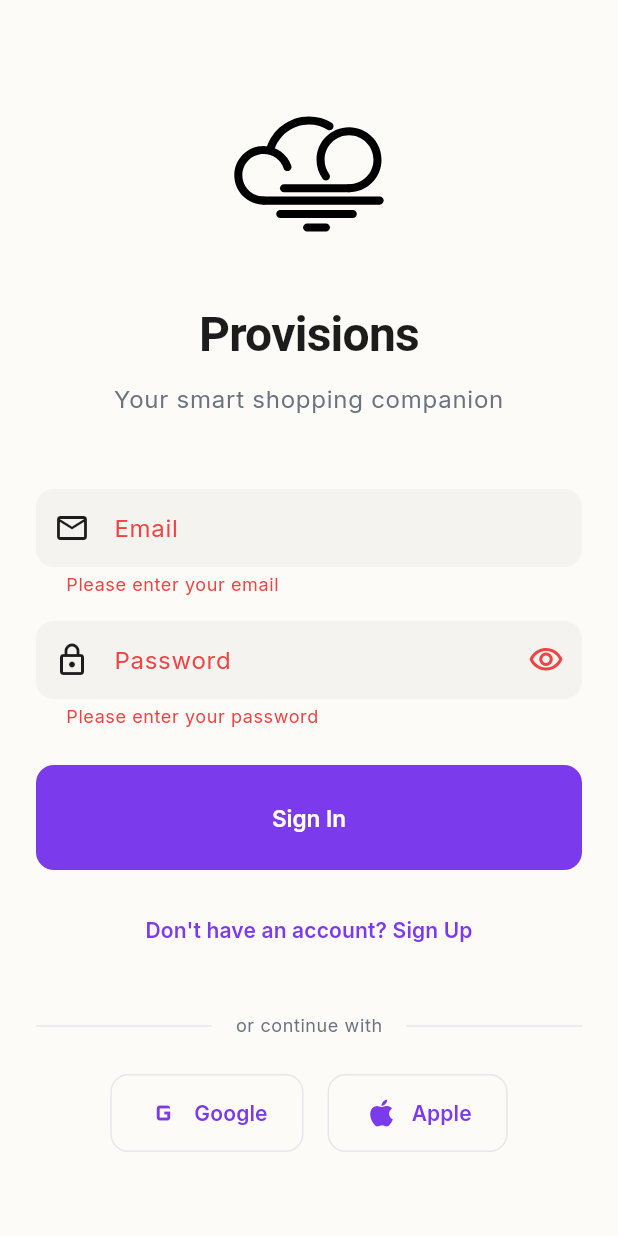
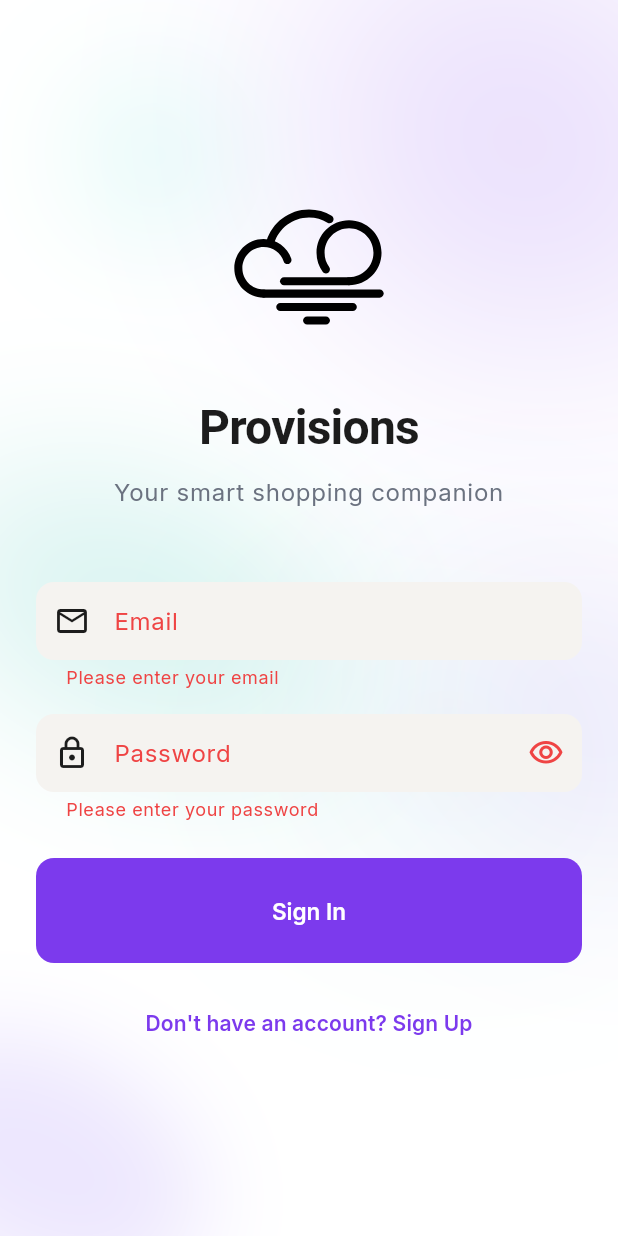
Before and after one commit to iamtrevormurphy/listtbd, a Flutter app: the screen it shows after launch, after a tap on "Sign In", on a phone screen of 412 x 824 dp. Run offline on Flutter 3.47's test engine with Material 3 defaults, Android fonts, the phone set to English and light mode, and no system bars; our stand-ins replace flutter_riverpod, flutter_slidable, flutter_svg, google_fonts, hive_flutter, supabase_flutter; missing offline and left inert: dart:js_interop; accounts and stored records are empty; Roboto replaces fonts that are missing (Young Serif).

Commit message:
Add flowing animated background and remove social login
- Add AnimatedBackground widget with pulsing color blobs
- Purple and teal brand colors flow between solid and diffuse states
- Apply animated background to login and home screens
- Remove Google/Apple sign-in buttons (not yet implemented)

Co-Authored-By: Claude Opus 4.5 <noreply@anthropic.com>

```diff
--- a/lib/presentation/screens/auth/login_screen.dart
+++ b/lib/presentation/screens/auth/login_screen.dart
@@ -4,6 +4,7 @@ import 'package:flutter_svg/flutter_svg.dart';
 
 import '../../../core/config/theme_config.dart';
 import '../../providers/auth_provider.dart';
+import '../../widgets/animated_background.dart';
 
 class LoginScreen extends ConsumerStatefulWidget {
   const LoginScreen({super.key});
@@ -60,8 +61,8 @@ class _LoginScreenState extends ConsumerState<LoginScreen> {
     final isLoading = authState.isLoading;
 
     return Scaffold(
-      backgroundColor: ThemeConfig.background,
-      body: SafeArea(
+      body: AnimatedBackground(
+        child: SafeArea(
           child: Center(
             child: SingleChildScrollView(
               padding: const EdgeInsets.all(24),
@@ -185,51 +186,8 @@ class _LoginScreenState extends ConsumerState<LoginScreen> {
                           : "Don't have an account? Sign Up",
                     ),
                   ),
-
-                  const SizedBox(height: 32),
-
-                  // Divider
-                  Row(
-                    children: [
-                      const Expanded(child: Divider()),
-                      Padding(
-                        padding: const EdgeInsets.symmetric(horizontal: 16),
-                        child: Text(
-                          'or continue with',
-                          style: Theme.of(context).textTheme.bodySmall,
-                        ),
-                      ),
-                      const Expanded(child: Divider()),
                   ],
                 ),
-                  const SizedBox(height: 24),
-
-                  // Social login buttons
-                  Row(
-                    mainAxisAlignment: MainAxisAlignment.center,
-                    children: [
-                      OutlinedButton.icon(
-                        onPressed: isLoading
-                            ? null
-                            : () => ref
-                                .read(authNotifierProvider.notifier)
-                                .signInWithGoogle(),
-                        icon: const Icon(Icons.g_mobiledata, size: 24),
-                        label: const Text('Google'),
-                      ),
-                      const SizedBox(width: 16),
-                      OutlinedButton.icon(
-                        onPressed: isLoading
-                            ? null
-                            : () => ref
-                                .read(authNotifierProvider.notifier)
-                                .signInWithApple(),
-                        icon: const Icon(Icons.apple, size: 24),
-                        label: const Text('Apple'),
-                      ),
-                    ],
-                  ),
-                ],
               ),
             ),
           ),
--- a/lib/presentation/screens/home/home_screen.dart
+++ b/lib/presentation/screens/home/home_screen.dart
@@ -10,6 +10,7 @@ import '../../../services/ai_service.dart';
 import '../../providers/auth_provider.dart';
 import '../../providers/list_provider.dart';
 import '../../providers/suggestion_provider.dart';
+import '../../widgets/animated_background.dart';
 import '../../widgets/quick_add_bar.dart';
 import '../../widgets/suggestion_card.dart';
 import '../../widgets/swipeable_item.dart';
@@ -52,8 +53,9 @@ class _HomeContent extends ConsumerWidget {
     final sortMode = ref.watch(sortModeProvider);
     final listNotifier = ref.read(listNotifierProvider.notifier);
 
-    return Scaffold(
-      backgroundColor: ThemeConfig.background,
+    return AnimatedBackground(
+      child: Scaffold(
+        backgroundColor: Colors.transparent,
         appBar: AppBar(
           title: Text(
             'Provisions',
@@ -62,7 +64,7 @@ class _HomeContent extends ConsumerWidget {
               color: ThemeConfig.textPrimary,
             ),
           ),
-        backgroundColor: Colors.white,
+          backgroundColor: Colors.white.withValues(alpha: 0.9),
           surfaceTintColor: Colors.transparent,
         actions: [
           // Sort toggle
@@ -223,6 +225,7 @@ class _HomeContent extends ConsumerWidget {
             isLoading: ref.watch(listNotifierProvider).isLoading,
           ),
         ],
+      ),
       ),
     );
   }
--- /dev/null
+++ b/lib/presentation/widgets/animated_background.dart
@@ -0,0 +1,267 @@
+import 'dart:math' as math;
+import 'package:flutter/material.dart';
+
+import '../../core/config/theme_config.dart';
+
+class AnimatedBackground extends StatefulWidget {
+  final Widget child;
+
+  const AnimatedBackground({super.key, required this.child});
+
+  @override
+  State<AnimatedBackground> createState() => _AnimatedBackgroundState();
+}
+
+class _AnimatedBackgroundState extends State<AnimatedBackground>
+    with TickerProviderStateMixin {
+  late AnimationController _controller1;
+  late AnimationController _controller2;
+  late AnimationController _controller3;
+  late AnimationController _pulseController;
+
+  @override
+  void initState() {
+    super.initState();
+
+    // Movement animations - slow and organic
+    _controller1 = AnimationController(
+      vsync: this,
+      duration: const Duration(seconds: 25),
+    )..repeat();
+
+    _controller2 = AnimationController(
+      vsync: this,
+      duration: const Duration(seconds: 35),
+    )..repeat();
+
+    _controller3 = AnimationController(
+      vsync: this,
+      duration: const Duration(seconds: 45),
+    )..repeat();
+
+    // Pulse controller for blur/opacity ebbing
+    _pulseController = AnimationController(
+      vsync: this,
+      duration: const Duration(seconds: 12),
+    )..repeat(reverse: true);
+  }
+
+  @override
+  void dispose() {
+    _controller1.dispose();
+    _controller2.dispose();
+    _controller3.dispose();
+    _pulseController.dispose();
+    super.dispose();
+  }
+
+  @override
+  Widget build(BuildContext context) {
+    return Stack(
+      children: [
+        // Base white background
+        Container(color: Colors.white),
+
+        // Animated blobs
+        AnimatedBuilder(
+          animation: Listenable.merge([
+            _controller1,
+            _controller2,
+            _controller3,
+            _pulseController,
+          ]),
+          builder: (context, _) {
+            return CustomPaint(
+              painter: _FlowingBackgroundPainter(
+                animation1: _controller1.value,
+                animation2: _controller2.value,
+                animation3: _controller3.value,
+                pulseValue: _pulseController.value,
+              ),
+              size: Size.infinite,
+            );
+          },
+        ),
+
+        // Content
+        widget.child,
+      ],
+    );
+  }
+}
+
+class _FlowingBackgroundPainter extends CustomPainter {
+  final double animation1;
+  final double animation2;
+  final double animation3;
+  final double pulseValue;
+
+  _FlowingBackgroundPainter({
+    required this.animation1,
+    required this.animation2,
+    required this.animation3,
+    required this.pulseValue,
+  });
+
+  @override
+  void paint(Canvas canvas, Size size) {
+    final width = size.width;
+    final height = size.height;
+
+    // Primary purple blob - top right area
+    _drawFlowingBlob(
+      canvas: canvas,
+      center: Offset(
+        width * 0.75 + math.sin(animation1 * 2 * math.pi) * width * 0.12,
+        height * 0.18 + math.cos(animation1 * 2 * math.pi) * height * 0.1,
+      ),
+      radius: width * 0.55,
+      color: ThemeConfig.primaryColor,
+      baseOpacity: 0.18,
+      animation: animation1,
+      stretch: 1.4,
+      blurPhase: 0,
+    );
+
+    // Secondary purple blob - bottom left
+    _drawFlowingBlob(
+      canvas: canvas,
+      center: Offset(
+        width * 0.08 + math.cos(animation2 * 2 * math.pi) * width * 0.15,
+        height * 0.82 + math.sin(animation2 * 2 * math.pi) * height * 0.12,
+      ),
+      radius: width * 0.5,
+      color: ThemeConfig.primaryLight,
+      baseOpacity: 0.15,
+      animation: animation2,
+      stretch: 1.3,
+      blurPhase: 0.33,
+    );
+
+    // Teal blob - center left
+    _drawFlowingBlob(
+      canvas: canvas,
+      center: Offset(
+        width * 0.15 + math.sin(animation3 * 2 * math.pi + math.pi / 3) * width * 0.1,
+        height * 0.45 + math.cos(animation3 * 2 * math.pi) * height * 0.15,
+      ),
+      radius: width * 0.45,
+      color: ThemeConfig.secondaryColor,
+      baseOpacity: 0.14,
+      animation: animation3,
+      stretch: 1.5,
+      blurPhase: 0.66,
+    );
+
+    // Teal accent - top left
+    _drawFlowingBlob(
+      canvas: canvas,
+      center: Offset(
+        width * 0.2 + math.cos(animation1 * 2 * math.pi + math.pi) * width * 0.08,
+        height * 0.08 + math.sin(animation1 * 2 * math.pi) * height * 0.06,
+      ),
+      radius: width * 0.3,
+      color: ThemeConfig.secondaryLight,
+      baseOpacity: 0.12,
+      animation: animation1,
+      stretch: 1.2,
+      blurPhase: 0.5,
+    );
+
+    // Purple accent - bottom right
+    _drawFlowingBlob(
+      canvas: canvas,
+      center: Offset(
+        width * 0.88 + math.sin(animation2 * 2 * math.pi) * width * 0.08,
+        height * 0.68 + math.cos(animation2 * 2 * math.pi + math.pi / 2) * height * 0.1,
+      ),
+      radius: width * 0.4,
+      color: ThemeConfig.primaryColor,
+      baseOpacity: 0.12,
+      animation: animation2,
+      stretch: 1.35,
+      blurPhase: 0.8,
+    );
+
+    // Extra teal blob - center right for more coverage
+    _drawFlowingBlob(
+      canvas: canvas,
+      center: Offset(
+        width * 0.7 + math.cos(animation3 * 2 * math.pi) * width * 0.1,
+        height * 0.5 + math.sin(animation3 * 2 * math.pi + math.pi / 4) * height * 0.12,
+      ),
+      radius: width * 0.35,
+      color: ThemeConfig.secondaryColor,
+      baseOpacity: 0.1,
+      animation: animation3,
+      stretch: 1.25,
+      blurPhase: 0.15,
+    );
+  }
+
+  void _drawFlowingBlob({
+    required Canvas canvas,
+    required Offset center,
+    required double radius,
+    required Color color,
+    required double baseOpacity,
+    required double animation,
+    required double stretch,
+    required double blurPhase,
+  }) {
+    // Create phase-offset pulsing for each blob
+    final phasedPulse = (pulseValue + blurPhase) % 1.0;
+
+    // Smooth easing curve for the pulse
+    final easedPulse = _smoothStep(phasedPulse);
+
+    // Blur ranges from tight (more solid) to diffuse (more blurred)
+    final minBlur = 30.0;
+    final maxBlur = 100.0;
+    final currentBlur = minBlur + (maxBlur - minBlur) * easedPulse;
+
+    // Opacity increases slightly when more solid, decreases when diffuse
+    final opacityMultiplier = 1.0 + (1.0 - easedPulse) * 0.4;
+    final currentOpacity = (baseOpacity * opacityMultiplier).clamp(0.0, 0.35);
+
+    // Size pulses inversely with blur (smaller when solid, larger when diffuse)
+    final sizeMultiplier = 0.85 + easedPulse * 0.3;
+
+    final paint = Paint()
+      ..color = color.withValues(alpha: currentOpacity)
+      ..maskFilter = MaskFilter.blur(BlurStyle.normal, currentBlur);
+
+    // Main ellipse with animation-driven distortion
+    final animatedRadius = radius * sizeMultiplier;
+    final rect = Rect.fromCenter(
+      center: center,
+      width: animatedRadius * stretch * (1 + 0.15 * math.sin(animation * 4 * math.pi)),
+      height: animatedRadius * (1 + 0.15 * math.cos(animation * 4 * math.pi)),
+    );
+
+    // Rotate the blob slowly
+    canvas.save();
+    canvas.translate(center.dx, center.dy);
+    canvas.rotate(animation * 0.6 * math.pi);
+    canvas.translate(-center.dx, -center.dy);
+
+    final path = Path()..addOval(rect);
+    canvas.drawPath(path, paint);
+
+    canvas.restore();
+  }
+
+  // Attempt at smooth step function for organic easing
+  double _smoothStep(double t) {
+    // Attempt at smooth step for organic easing
+    return t * t * (3 - 2 * t);
+  }
+
+  @override
+  bool shouldRepaint(covariant _FlowingBackgroundPainter oldDelegate) {
+    return oldDelegate.animation1 != animation1 ||
+        oldDelegate.animation2 != animation2 ||
+        oldDelegate.animation3 != animation3 ||
+        oldDelegate.pulseValue != pulseValue;
+  }
+}
```
Lines whose indentation alone changed are shown as unchanged.
